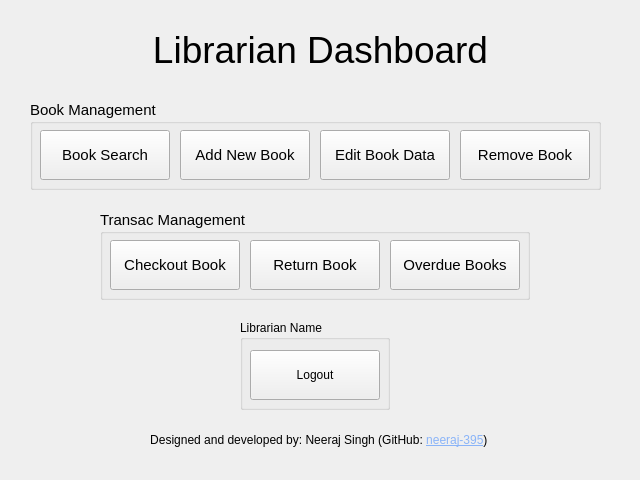
neeraj-395/lms-app, file src/gui/librarianportal.ui: the form before one commit.
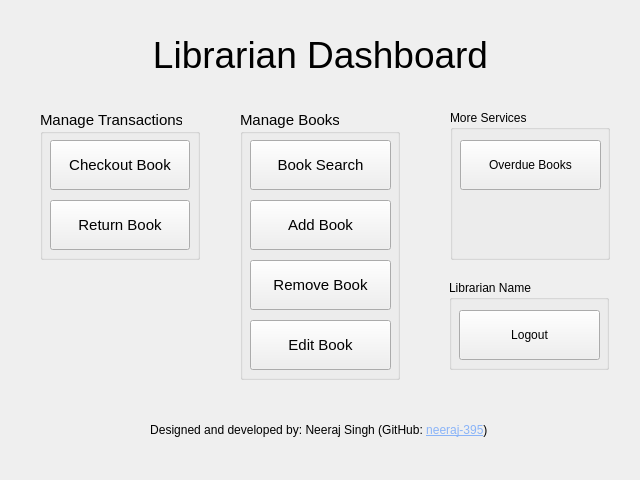
The form after the commit.

Patch:
```diff
--- a/src/gui/librarianportal.ui
+++ b/src/gui/librarianportal.ui
@@ -49,10 +49,10 @@
   <widget class="QGroupBox" name="bookManageBox">
    <property name="geometry">
     <rect>
-     <x>30</x>
-     <y>100</y>
-     <width>571</width>
-     <height>90</height>
+     <x>240</x>
+     <y>110</y>
+     <width>160</width>
+     <height>270</height>
     </rect>
    </property>
    <property name="font">
@@ -64,7 +64,7 @@
     <bool>true</bool>
    </property>
    <property name="title">
-    <string>Book Management</string>
+    <string>Manage Books</string>
    </property>
    <property name="checkable">
     <bool>false</bool>
@@ -74,7 +74,7 @@
      <rect>
       <x>10</x>
       <y>30</y>
-      <width>130</width>
+      <width>141</width>
       <height>50</height>
      </rect>
     </property>
@@ -94,9 +94,9 @@
    <widget class="QPushButton" name="addNewBookBtn">
     <property name="geometry">
      <rect>
-      <x>150</x>
-      <y>30</y>
-      <width>130</width>
+      <x>10</x>
+      <y>90</y>
+      <width>141</width>
       <height>50</height>
      </rect>
     </property>
@@ -110,28 +110,15 @@
      <bool>false</bool>
     </property>
     <property name="text">
-     <string>Add New Book</string>
-    </property>
-   </widget>
-   <widget class="QPushButton" name="editBookDataBtn">
-    <property name="geometry">
-     <rect>
-      <x>290</x>
-      <y>30</y>
-      <width>130</width>
-      <height>50</height>
-     </rect>
-    </property>
-    <property name="text">
-     <string>Edit Book Data</string>
+     <string>Add Book</string>
     </property>
    </widget>
    <widget class="QPushButton" name="removeBookBtn">
     <property name="geometry">
      <rect>
-      <x>430</x>
-      <y>30</y>
-      <width>130</width>
+      <x>10</x>
+      <y>150</y>
+      <width>141</width>
       <height>50</height>
      </rect>
     </property>
@@ -139,14 +126,27 @@
      <string>Remove Book</string>
     </property>
    </widget>
+   <widget class="QPushButton" name="editBookDataBtn">
+    <property name="geometry">
+     <rect>
+      <x>10</x>
+      <y>210</y>
+      <width>141</width>
+      <height>50</height>
+     </rect>
+    </property>
+    <property name="text">
+     <string>Edit Book</string>
+    </property>
+   </widget>
   </widget>
   <widget class="QLabel" name="Title">
    <property name="geometry">
     <rect>
-     <x>140</x>
-     <y>20</y>
-     <width>361</width>
-     <height>61</height>
+     <x>0</x>
+     <y>0</y>
+     <width>641</width>
+     <height>111</height>
     </rect>
    </property>
    <property name="text">
@@ -156,10 +156,10 @@
   <widget class="QGroupBox" name="transactionBox">
    <property name="geometry">
     <rect>
-     <x>100</x>
-     <y>210</y>
-     <width>430</width>
-     <height>90</height>
+     <x>40</x>
+     <y>110</y>
+     <width>160</width>
+     <height>150</height>
     </rect>
    </property>
    <property name="sizePolicy">
@@ -177,7 +177,7 @@
     <bool>true</bool>
    </property>
    <property name="title">
-    <string>Transac Management</string>
+    <string>Manage Transactions</string>
    </property>
    <property name="checkable">
     <bool>false</bool>
@@ -187,7 +187,7 @@
      <rect>
       <x>10</x>
       <y>30</y>
-      <width>130</width>
+      <width>140</width>
       <height>50</height>
      </rect>
     </property>
@@ -198,9 +198,9 @@
    <widget class="QPushButton" name="returnBookBtn">
     <property name="geometry">
      <rect>
-      <x>150</x>
-      <y>30</y>
-      <width>130</width>
+      <x>10</x>
+      <y>90</y>
+      <width>140</width>
       <height>50</height>
      </rect>
     </property>
@@ -208,26 +208,13 @@
      <string>Return Book</string>
     </property>
    </widget>
-   <widget class="QPushButton" name="viewOverdueBooks">
-    <property name="geometry">
-     <rect>
-      <x>290</x>
-      <y>30</y>
-      <width>130</width>
-      <height>50</height>
-     </rect>
-    </property>
-    <property name="text">
-     <string>Overdue Books</string>
-    </property>
-   </widget>
   </widget>
   <widget class="QGroupBox" name="logoutBox">
    <property name="geometry">
     <rect>
-     <x>240</x>
-     <y>320</y>
-     <width>150</width>
+     <x>449</x>
+     <y>280</y>
+     <width>160</width>
      <height>90</height>
     </rect>
    </property>
@@ -239,7 +226,7 @@
      <rect>
       <x>10</x>
       <y>30</y>
-      <width>130</width>
+      <width>141</width>
       <height>50</height>
      </rect>
     </property>
@@ -251,10 +238,10 @@
   <widget class="QLabel" name="creditLabel">
    <property name="geometry">
     <rect>
-     <x>10</x>
-     <y>400</y>
-     <width>621</width>
-     <height>81</height>
+     <x>0</x>
+     <y>380</y>
+     <width>641</width>
+     <height>101</height>
     </rect>
    </property>
    <property name="frameShape">
@@ -273,6 +260,32 @@
     <bool>true</bool>
    </property>
   </widget>
+  <widget class="QGroupBox" name="groupBox">
+   <property name="geometry">
+    <rect>
+     <x>450</x>
+     <y>110</y>
+     <width>160</width>
+     <height>150</height>
+    </rect>
+   </property>
+   <property name="title">
+    <string>More Services</string>
+   </property>
+   <widget class="QPushButton" name="viewOverdueBooks">
+    <property name="geometry">
+     <rect>
+      <x>10</x>
+      <y>30</y>
+      <width>141</width>
+      <height>50</height>
+     </rect>
+    </property>
+    <property name="text">
+     <string>Overdue Books</string>
+    </property>
+   </widget>
+  </widget>
  </widget>
  <resources/>
  <connections/>
```
